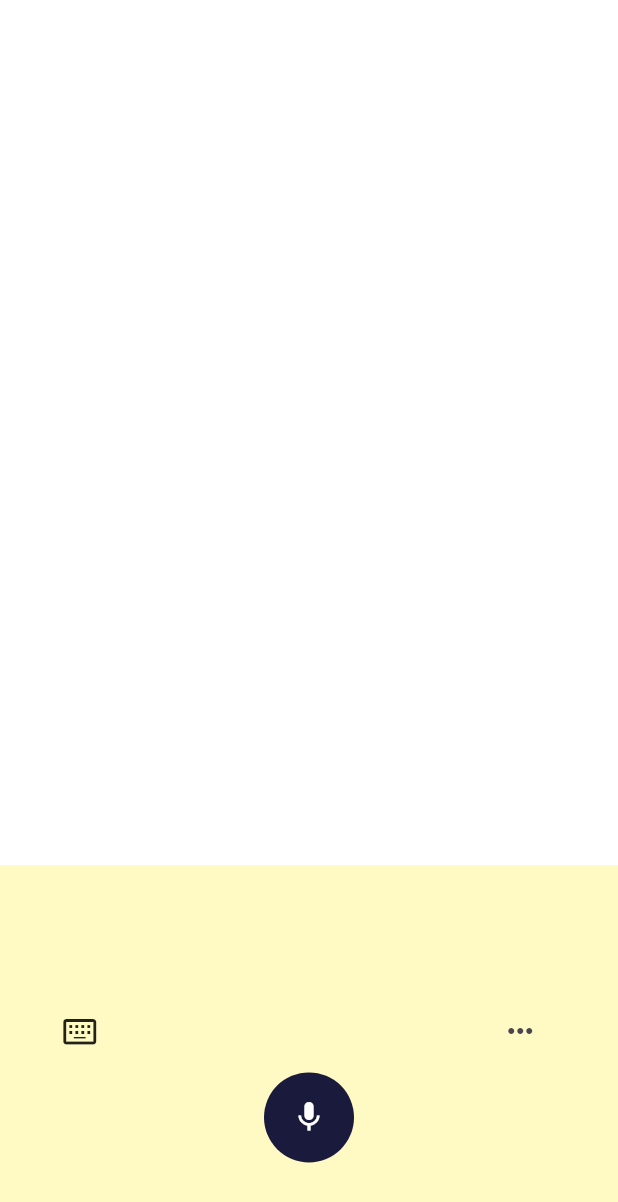
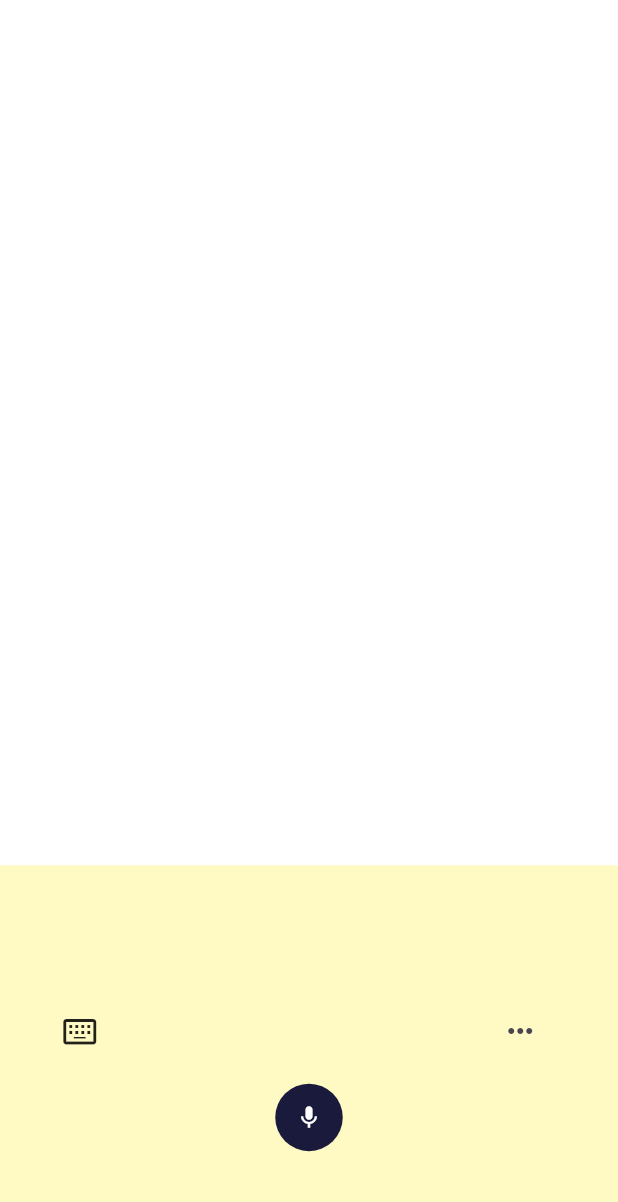
Before and after one commit to Yflow2/integration, a Flutter app: the screen it shows after launch, after a tap on the "keyboard control" icon, on a phone screen of 412 x 824 dp. Shown: the top 1202 px of the screen. Run offline on Flutter 3.47's test engine with Material 3 defaults, Android fonts, the phone set to English and light mode, and no system bars; our stand-ins replace flutter_bloc, speech_to_text.

Commit message:
integration code 0.0.0

```diff
--- a/lib/main.dart
+++ b/lib/main.dart
@@ -1,4 +1,6 @@
 import 'package:flutter/material.dart';
+import 'package:flutter_bloc/flutter_bloc.dart';
+import 'package:intern/prathamCode/bloc/bloc_for_more_wigdet/more_bloc.dart';
 import 'package:intern/prathamCode/bottomApp.dart';
 
 void main() {
@@ -10,9 +12,16 @@ class FinalAnimation extends StatelessWidget {
 
   @override
   Widget build(BuildContext context) {
-    return MaterialApp(
-      debugShowCheckedModeBanner: false,
-      home: BottomMenu(),
+    return MultiBlocProvider(
+      providers: [
+        BlocProvider(create: (context) {
+          return MoreBloc();
+        },)
+      ],
+      child: MaterialApp(
+        debugShowCheckedModeBanner: false,
+        home: BottomMenu(),
+      ),
     );
   }
 }
--- /dev/null
+++ b/lib/prathamCode/bloc/bloc_for_more_wigdet/more_bloc.dart
@@ -0,0 +1,15 @@
+import 'package:flutter_bloc/flutter_bloc.dart';
+import 'package:intern/prathamCode/bloc/bloc_for_more_wigdet/more_event.dart';
+import 'package:intern/prathamCode/bloc/bloc_for_more_wigdet/more_state.dart';
+
+class MoreBloc extends Bloc<MoreEvent, MoreState> {
+  MoreBloc() : super(BottomSheetIsHidden()) {
+    on<ToggleMenuEvent>((event, emit) {
+      if (state is BottomSheetIsHidden) {
+        emit(BottomSheetIsExpanded());
+      } else {
+        emit(BottomSheetIsHidden());
+      }
+    });
+  }
+}
--- /dev/null
+++ b/lib/prathamCode/bloc/bloc_for_more_wigdet/more_event.dart
@@ -0,0 +1,5 @@
+
+
+abstract class MoreEvent {}
+
+class ToggleMenuEvent extends MoreEvent {}
--- /dev/null
+++ b/lib/prathamCode/bloc/bloc_for_more_wigdet/more_state.dart
@@ -0,0 +1,8 @@
+
+
+
+abstract class MoreState{}
+
+class BottomSheetIsExpanded extends MoreState{}
+
+class BottomSheetIsHidden extends MoreState{}
--- a/lib/prathamCode/bottm_sheet_widget.dart
+++ b/lib/prathamCode/bottm_sheet_widget.dart
@@ -68,8 +68,8 @@ class _bottomsheetComponentsState extends State<bottomsheetComponents>
                 child: Stack(
                   children: [
                     Positioned(
-                      top: 20,
-                      right: 0,
+                      top: 10,
+                      right: 10,
                       child: GestureDetector(
                           onTap: () {
                             Navigator.pop(context);
--- a/lib/prathamCode/bottomApp.dart
+++ b/lib/prathamCode/bottomApp.dart
@@ -1,4 +1,7 @@
 import 'package:flutter/material.dart';
+import 'package:flutter_bloc/flutter_bloc.dart';
+import 'package:intern/prathamCode/bloc/bloc_for_more_wigdet/more_bloc.dart';
+import 'package:intern/prathamCode/bloc/bloc_for_more_wigdet/more_state.dart';
 import 'package:intern/prathamCode/bottom_menu_component/bottom_menu_container.dart';
 import 'package:intern/prathamCode/bottom_menu_component/radial_menu_widget.dart';
 import 'package:intern/prathamCode/text_speech_page.dart';
@@ -56,9 +59,6 @@ class _BottomMenuState extends State<BottomMenu> with TickerProviderStateMixin {
     );
   }
 
-
-
-
   /*  void toggleDialog() {
    dev.log("More Button clicked");
    isOpen = !isOpen;
@@ -73,7 +73,6 @@ class _BottomMenuState extends State<BottomMenu> with TickerProviderStateMixin {
    });
  }*/
 
-
   @override
   void dispose() {
     super.dispose();
@@ -85,7 +84,6 @@ class _BottomMenuState extends State<BottomMenu> with TickerProviderStateMixin {
 
   @override
   Widget build(BuildContext context) {
-
     return MaterialApp(
       debugShowCheckedModeBanner: false,
       home: Scaffold(
@@ -96,7 +94,22 @@ class _BottomMenuState extends State<BottomMenu> with TickerProviderStateMixin {
             // Your main content (can be anything)
             Container(color: Colors.white),
 
-            /*Positioned(
+            //Radial Menu
+            RadialMenuWidget(isExpanded: isExpanded),
+
+            // Bottom Menu
+            BottomMenuContainer(
+              isKeyboardDisabled: isKeyboardDisabled,
+              focusNode: _focusNode,
+            ),
+          ],
+        ),
+      ),
+    );
+  }
+}
+//Animated Dialogue incase of widgets more than 3
+/*Positioned(
              bottom: MediaQuery.sizeOf(context).height * 0.15,
              left: 0,
              right: 0,
@@ -117,19 +130,6 @@ class _BottomMenuState extends State<BottomMenu> with TickerProviderStateMixin {
              ),
            ),*/
 
-            //Radial Menu
-            RadialMenuWidget(isExpanded: isExpanded,),
-
-            // Bottom Menu
-            BottomMenuContainer(isKeyboardDisabled: isKeyboardDisabled, focusNode: _focusNode,),
-          ],
-
-        ),
-      ),
-    );
-  }
-}
-
 class ProgressRectClipper extends CustomClipper<Rect> {
   final double currentProgress;
 
--- a/lib/prathamCode/bottom_menu_component/bottom_menu_container.dart
+++ b/lib/prathamCode/bottom_menu_component/bottom_menu_container.dart
@@ -3,6 +3,9 @@ import 'dart:math';
 import 'dart:developer' as dev;
 
 import 'package:flutter/material.dart';
+import 'package:flutter_bloc/flutter_bloc.dart';
+import 'package:intern/prathamCode/bloc/bloc_for_more_wigdet/more_bloc.dart';
+import 'package:intern/prathamCode/bloc/bloc_for_more_wigdet/more_event.dart';
 
 import '../bottomApp.dart';
 import '../bottom_sheet_after_api.dart';
@@ -118,6 +121,9 @@ class _BottomMenuContainerState extends State<BottomMenuContainer> with TickerPr
                                   icon: Icon(Icons.more_horiz),
                                   onPressed: () {
                                     dev.log("Button pressed");
+                                    context
+                                        .read<MoreBloc>()
+                                        .add(ToggleMenuEvent());
                                     /*toggleMenu();*/
                                   },
                                 ),
@@ -238,6 +244,9 @@ class _BottomMenuContainerState extends State<BottomMenuContainer> with TickerPr
                                           icon: Icon(Icons.more_horiz),
                                           onPressed: () {
                                             /*toggleMenu();*/
+                                            context
+                                                .read<MoreBloc>()
+                                                .add(ToggleMenuEvent());
                                           },
                                         ),
                                       ),
--- a/lib/prathamCode/bottom_menu_component/radial_menu_widget.dart
+++ b/lib/prathamCode/bottom_menu_component/radial_menu_widget.dart
@@ -1,8 +1,11 @@
 
 import 'package:flutter/cupertino.dart';
 import 'package:flutter/material.dart';
+import 'package:flutter_bloc/flutter_bloc.dart';
 
 import '../../updatedRadial/radialMenuSelection.dart';
+import '../bloc/bloc_for_more_wigdet/more_bloc.dart';
+import '../bloc/bloc_for_more_wigdet/more_state.dart';
 import '../bottom_sheet_after_api.dart';
 import '../language_bottom_sheet_pratham.dart';
 
@@ -51,20 +54,17 @@ class _RadialMenuWidgetState extends State<RadialMenuWidget> with TickerProvider
     showBottomSheetWidget(context);
   }
 
-  void toggleMenu() {
-    isExpanded = !isExpanded;
-    setState(() {
-      if (isExpanded) {
-        radialController.reset();
+  @override
+  Widget build(BuildContext context) {
+    return BlocConsumer<MoreBloc, MoreState>(
+      listener: (context, state) {
+        if (state is BottomSheetIsExpanded) {
           radialController.forward();
-      } else {
+        } else if (state is BottomSheetIsHidden) {
           radialController.reverse();
         }
-    });
-  }
-
-  @override
-  Widget build(BuildContext context) {
+      },
+      builder: (context, state) {
         return Positioned(
           bottom: MediaQuery.sizeOf(context).height * 0.15,
           child: RadialMenu(
@@ -74,5 +74,7 @@ class _RadialMenuWidgetState extends State<RadialMenuWidget> with TickerProvider
             onTaps: [showLanguages, showSettings, showMessageAfterApi],
           ),
         );
+      },
+    );
   }
 }
--- a/lib/prathamCode/custom_mic_widget.dart
+++ b/lib/prathamCode/custom_mic_widget.dart
@@ -25,7 +25,7 @@ class CustomMicWidget extends StatefulWidget {
     this.ringRadius = 0.23,
     this.micButtonSize = 0.2,
     this.glowSize = 0.28,
-    this.iconSize = 0.4,
+    this.iconSize =  0.4,
     this.bars = 50,
     this.blurRadius = 15,
     this.spreadRadius = 15,
@@ -161,12 +161,15 @@ class _CustomMicWidgetState extends State<CustomMicWidget>
 
   @override
   Widget build(BuildContext context) {
+
+    final width = MediaQuery.sizeOf(context).width ;
+
     screenSize = Size(widget.width, widget.height);
-    dev.log(screenSize.toString());
-    double ringRadius = screenSize.width > 400?screenSize.width * 0.1:screenSize.width * 0.23; // Responsive ringRadius
-    double micButtonSize = screenSize.width * 0.2; // Responsive micButtonSize
+
+    double ringRadius = width > 400?screenSize.width * 0.19:screenSize.width * 0.23; // Responsive ringRadius
+    double micButtonSize = width>400 ? screenSize.width * 0.15:  screenSize.width * 0.2; // Responsive micButtonSize
     double glowSize = screenSize.width > 400? screenSize.width * 0.05:screenSize.width * 0.28; // Responsive glowSize
-    double iconSize = micButtonSize * 0.4; // Responsive iconSize
+    double iconSize =  micButtonSize * 0.4; // Responsive iconSize
 
 
 
--- a/lib/updatedRadial/radialMenuSelection.dart
+++ b/lib/updatedRadial/radialMenuSelection.dart
@@ -21,9 +21,14 @@ class RadialMenu extends StatefulWidget {
 }
 
 class _RadialMenuState extends State<RadialMenu> {
+  final List<double> anglesPotrait = [-math.pi / 2 , -math.pi + math.pi * 0.05, -math.pi / 2 + math.pi * 0.45];
+  final List<double> anglesLandscape = [-math.pi / 2 , -math.pi + math.pi * 0.15, -math.pi / 2 + math.pi * 0.35];
   @override
   Widget build(BuildContext context) {
-    double radius = MediaQuery.of(context).size.width * 0.21;
+
+    final width = MediaQuery.sizeOf(context).width;
+
+    double radius = width > 400 ? MediaQuery.sizeOf(context).width * 0.17: MediaQuery.of(context).size.width * 0.21;
 
     return AnimatedBuilder(
       animation: widget.controller,
@@ -31,14 +36,14 @@ class _RadialMenuState extends State<RadialMenu> {
         return ClipPath(
           clipper: RadialMenuClipper(progress: widget.controller.value),
           child: Container(
-            height: MediaQuery.of(context).size.height * 0.3,
-            width: MediaQuery.of(context).size.width,
+            height: MediaQuery.of(context).size.height * 0.8 ,
+            width: MediaQuery.of(context).size.width   ,
             color: const Color(0xFF1A1A3C),
             child: Stack(
               alignment: Alignment.bottomCenter,
               children: List.generate(widget.icons.length, (index) {
                 // Angles: 0°, -90°, -180° → 0, -π/2, -π
-                double angle = -index * (math.pi / (widget.icons.length - 1));
+                double angle = width > 400 ? anglesLandscape[index]:anglesPotrait[index]; // Use predefined angles
                 double animatedRadius = radius * widget.controller.value;
 
                 Offset offset = Offset(
@@ -59,7 +64,7 @@ class _RadialMenuState extends State<RadialMenu> {
                             onPressed: widget.onTaps[index],
                             icon: Icon(
                               widget.icons[index],
-                              size: radius/2.5,
+                              size:  width > 400? radius/5: radius/2.5,
                               color: Colors.lightBlueAccent,
                             ),
                           ),
@@ -93,10 +98,13 @@ class RadialMenuClipper extends CustomClipper<Path> {
   RadialMenuClipper({required this.progress});
 
 
+
+
   @override
   Path getClip(Size size) {
-    final center = Offset(size.width / 2, size.height);
-    final radius = size.width * 0.4;
+    final center = Offset(size.width /2, size.height);
+
+    final radius =  size.width>400 ?size.width * 0.25:size.width * 0.4;
 
 
     final startAngle = math.pi; // Start from left (180°)
--- a/pubspec.yaml
+++ b/pubspec.yaml
@@ -35,6 +35,7 @@ dependencies:
   # Use with the CupertinoIcons class for iOS style icons.
   cupertino_icons: ^1.0.8
   speech_to_text: ^7.0.0
+  flutter_bloc: ^9.1.1
 
 dev_dependencies:
   flutter_test:
```
Also changed, not shown: lib/prathamCode/text_speech_page.dart (+23 -9 lines), pubspec.lock. Lines whose indentation alone changed are shown as unchanged.
